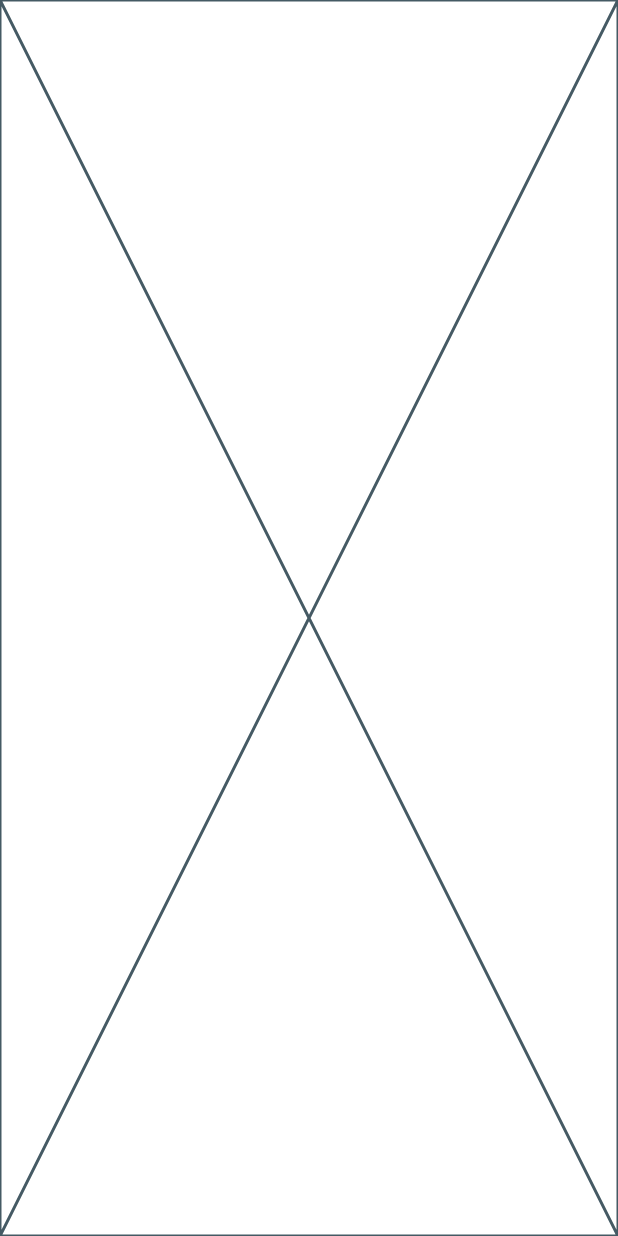
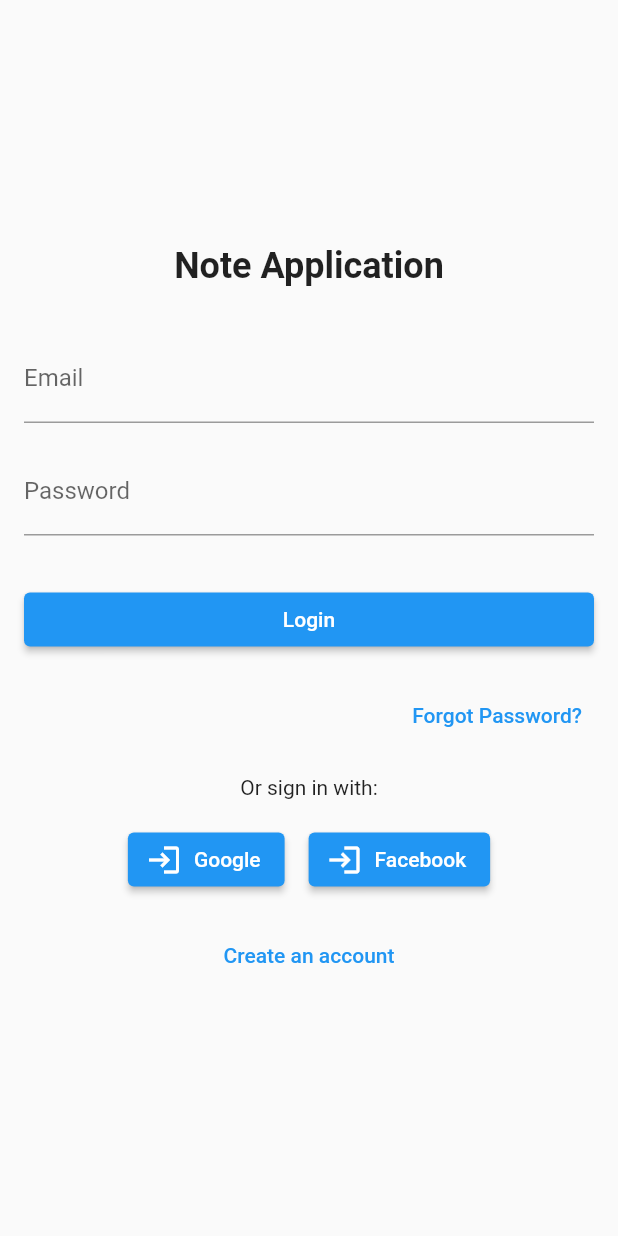
Before and after one commit to thanhphamtrung/note_taking_app, a Flutter app: the screen it shows after launch, on a phone screen of 412 x 824 dp. Run offline on Flutter 3.47's test engine with Material 2 defaults, Android fonts, the phone set to English and light mode, and no system bars; our stand-ins replace go_router.

Commit message:
add authentication UI

```diff
--- a/lib/src/features/user_authentications/presentation/login_screen.dart
+++ b/lib/src/features/user_authentications/presentation/login_screen.dart
@@ -1,10 +1,105 @@
 import 'package:flutter/material.dart';
 
+import 'package:go_router/go_router.dart';
+
+import '../../../constants/app_language.dart' as app_language;
+import '../../../routing/route.dart';
+
 class LoginScreen extends StatelessWidget {
-  const LoginScreen({super.key});
+  const LoginScreen({
+    super.key,
+  });
 
   @override
   Widget build(BuildContext context) {
-    return const Placeholder();
+    return Scaffold(
+      body: SafeArea(
+        child: Padding(
+          padding: const EdgeInsets.all(16.0),
+          child: Column(
+            mainAxisAlignment: MainAxisAlignment.center,
+            crossAxisAlignment: CrossAxisAlignment.stretch,
+            children: [
+              Text(
+                app_language.Authentication.appTitle,
+                style: const TextStyle(
+                  fontSize: 24.0,
+                  fontWeight: FontWeight.bold,
+                ),
+                textAlign: TextAlign.center,
+              ),
+              const SizedBox(height: 32.0),
+              TextField(
+                decoration: InputDecoration(
+                  labelText: app_language.Authentication.email,
+                ),
+              ),
+              const SizedBox(height: 16.0),
+              TextField(
+                decoration: InputDecoration(
+                  labelText: app_language.Authentication.password,
+                ),
+                obscureText: true,
+              ),
+              const SizedBox(height: 32.0),
+              ElevatedButton(
+                onPressed: () {
+                  // Perform login action
+                },
+                child: Text(app_language.Authentication.loginBtnLabel),
+              ),
+              const SizedBox(height: 16.0),
+              Row(
+                mainAxisAlignment: MainAxisAlignment.end,
+                children: [
+                  TextButton(
+                    onPressed: () {
+                      context.go(RoutePath.forgotPassword);
+                    },
+                    child:
+                        Text(app_language.Authentication.forgotPasswordLabel),
+                  ),
+                ],
+              ),
+              const SizedBox(height: 16.0),
+              Text(
+                app_language.Authentication.signInWithLabel,
+                textAlign: TextAlign.center,
+              ),
+              const SizedBox(height: 16.0),
+              Row(
+                mainAxisAlignment: MainAxisAlignment.center,
+                children: [
+                  ElevatedButton.icon(
+                    onPressed: () {
+                      // Perform Google sign-in action
+                    },
+                    icon: const Icon(Icons.login),
+                    label: Text(app_language.Authentication.googleLabel),
+                  ),
+                  const SizedBox(width: 16.0),
+                  ElevatedButton.icon(
+                    onPressed: () {
+                      // Perform Facebook sign-in action
+                    },
+                    icon: const Icon(Icons.login),
+                    label: Text(
+                      app_language.Authentication.facebookLabel,
+                    ),
+                  ),
+                ],
+              ),
+              const SizedBox(height: 16.0),
+              TextButton(
+                onPressed: () {
+                  context.go(RoutePath.register);
+                },
+                child: Text(app_language.Authentication.createAccountLabel),
+              ),
+            ],
+          ),
+        ),
+      ),
+    );
   }
 }
--- a/lib/src/routing/app_router.dart
+++ b/lib/src/routing/app_router.dart
@@ -3,7 +3,11 @@ import 'package:flutter/material.dart';
 import 'package:go_router/go_router.dart';
 
 import '../features/navigation/presentation/scaffold_with_nav_bar.dart';
+import '../features/user_authentications/presentation/forgot_password_screen.dart';
 import '../features/user_authentications/presentation/login_screen.dart';
+import '../features/user_authentications/presentation/register_screen.dart';
+
+import 'route.dart';
 
 final GlobalKey<NavigatorState> _rootNavigatorKey =
     GlobalKey<NavigatorState>(debugLabel: 'root');
@@ -13,24 +17,27 @@ final GlobalKey<NavigatorState> _shellNavigatorKey =
 class AppRouter {
   static final GoRouter router = GoRouter(
     navigatorKey: _rootNavigatorKey,
-    initialLocation: '/',
+    initialLocation: RoutePath.forgotPassword,
     debugLogDiagnostics: true,
     routes: <RouteBase>[
       GoRoute(
-        path: '/',
+        path: RoutePath.forgotPassword,
         builder: (BuildContext context, GoRouterState state) {
           return const LoginScreen();
         },
-        // routes: <RouteBase>[
-        //   // The details screen to display stacked on the inner Navigator.
-        //   // This will cover screen A but not the application shell.
-        //   GoRoute(
-        //     path: 'details',
-        //     builder: (BuildContext context, GoRouterState state) {
-        //       return const LoginScreen(label: 'A');
-        //     },
-        //   ),
-        // ],
+      ),
+      GoRoute(
+        name: RouteName.login,
+        path: RoutePath.register,
+        builder: (BuildContext context, GoRouterState state) {
+          return const RegisterScreen();
+        },
+      ),
+      GoRoute(
+        path: RoutePath.forgotPassword,
+        builder: (BuildContext context, GoRouterState state) {
+          return const ForgotPasswordScreen();
+        },
       ),
 
       /// Application shell
@@ -41,7 +48,7 @@ class AppRouter {
         },
         routes: <RouteBase>[
           GoRoute(
-            path: '/home',
+            path: RoutePath.home,
             builder: (BuildContext context, GoRouterState state) {
               return const LoginScreen();
             },
@@ -56,45 +63,6 @@ class AppRouter {
             //   ),
             // ],
           ),
-
-          // /// Displayed when the second item in the the bottom navigation bar is
-          // /// selected.
-          // GoRoute(
-          //   path: '/b',
-          //   builder: (BuildContext context, GoRouterState state) {
-          //     return const ScreenB();
-          //   },
-          //   routes: <RouteBase>[
-          //     /// Same as "/a/details", but displayed on the root Navigator by
-          //     /// specifying [parentNavigatorKey]. This will cover both screen B
-          //     /// and the application shell.
-          //     GoRoute(
-          //       path: 'details',
-          //       parentNavigatorKey: _rootNavigatorKey,
-          //       builder: (BuildContext context, GoRouterState state) {
-          //         return const DetailsScreen(label: 'B');
-          //       },
-          //     ),
-          //   ],
-          // ),
-
-          // /// The third screen to display in the bottom navigation bar.
-          // GoRoute(
-          //   path: '/c',
-          //   builder: (BuildContext context, GoRouterState state) {
-          //     return const ScreenC();
-          //   },
-          //   routes: <RouteBase>[
-          //     // The details screen to display stacked on the inner Navigator.
-          //     // This will cover screen A but not the application shell.
-          //     GoRoute(
-          //       path: 'details',
-          //       builder: (BuildContext context, GoRouterState state) {
-          //         return const DetailsScreen(label: 'C');
-          //       },
-          //     ),
-          //   ],
-          // ),
         ],
       ),
     ],
--- /dev/null
+++ b/lib/src/routing/route.dart
@@ -0,0 +1,13 @@
+class RouteName {
+  static String login = 'login';
+  static String register = 'register';
+  static String forgotPassword = 'forgot-password';
+  static String home = 'home';
+}
+
+class RoutePath {
+  static String login = '/login';
+  static String register = '/register';
+  static String forgotPassword = '/forgot-password';
+  static String home = '/home';
+}
```
Also changed, not shown: lib/src/features/user_authentications/presentation/forgot_password_screen.dart (added, +55 -0 lines), lib/src/features/user_authentications/presentation/register_screen.dart (added, +69 -0 lines), 1 other file.
